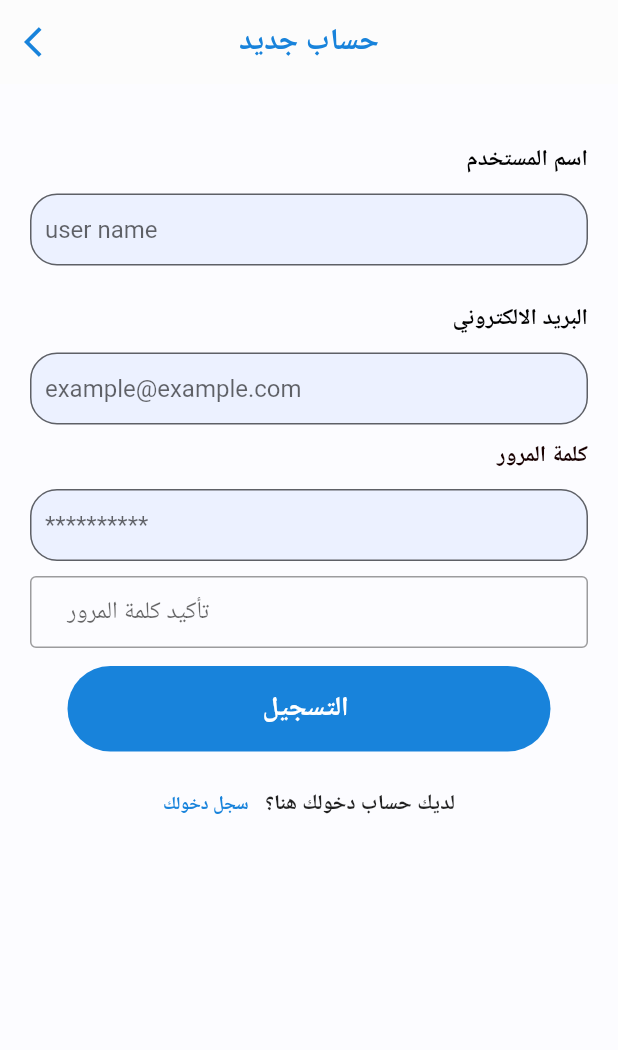
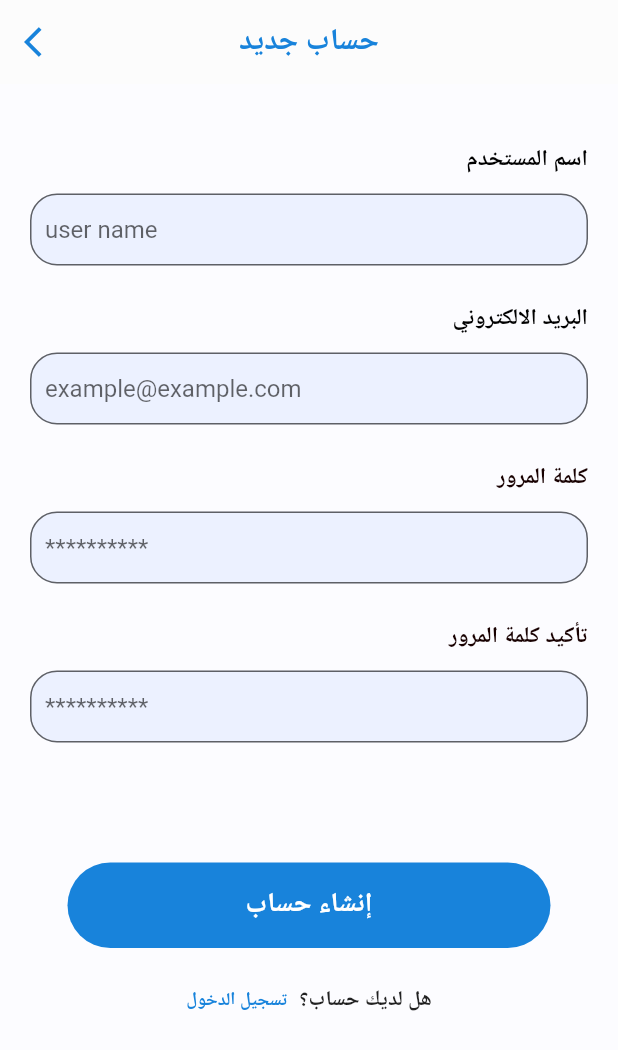
Before and after one commit to ghofran-altajory/alarm_app, a Flutter app: the SignupScreen screen opened directly, on a phone screen of 412 x 824 dp. Shown: the top 1050 px of the screen. Run offline on Flutter 3.47's test engine with Material 3 defaults, Android fonts, the phone set to English and light mode, and no system bars; our stand-ins replace firebase_auth, firebase_core, google_fonts; accounts and stored records are empty; Roboto replaces fonts that are missing (Almarai).

Commit message:
اخر تعديل ف حساب جديد

```diff
--- a/lib/screens/signup_screen.dart
+++ b/lib/screens/signup_screen.dart
@@ -150,7 +150,7 @@ class _SignupScreenState extends State<SignupScreen> {
                               color: Color.fromARGB(255, 221, 15, 15))),
                     ),
                   ),
-                  const SizedBox(height: 10),
+                  const SizedBox(height: 25),
                   //password
                   Row(
                     mainAxisAlignment: MainAxisAlignment.end,
@@ -196,8 +196,26 @@ class _SignupScreenState extends State<SignupScreen> {
                     ),
                   ),
 
-                  const SizedBox(height: 10),
+                  const SizedBox(height: 25),
                   //confim password
+                  Row(
+                    mainAxisAlignment: MainAxisAlignment.end,
+                    children: [
+                      Column(
+                        crossAxisAlignment: CrossAxisAlignment.end,
+                        children: [
+                          Text('تأكيد كلمة المرور',
+                              textAlign: TextAlign.right,
+                              style: GoogleFonts.almarai(
+                                color: const Color.fromARGB(255, 24, 1, 1),
+                                fontWeight: FontWeight.bold,
+                                fontSize: 15,
+                              )),
+                        ],
+                      ),
+                    ],
+                  ),
+                  const SizedBox(height: 13),
                   TextFormField(
                     validator: (value) {
                       if (value!.isEmpty) {
@@ -210,17 +228,25 @@ class _SignupScreenState extends State<SignupScreen> {
 
                       return null;
                     },
-                    controller: confirmpasswordcontroller,
-                    decoration: const InputDecoration(
-                        contentPadding: EdgeInsets.symmetric(horizontal: 25),
-                        border: OutlineInputBorder(
-                            borderSide: BorderSide(
-                                color: Color.fromARGB(255, 221, 15, 15))),
-                        focusedBorder: OutlineInputBorder(
-                            borderSide: BorderSide(color: Colors.blue)),
-                        hintText: "تأكيد كلمة المرور"),
+                    controller: passwordcontroller,
+                    decoration: InputDecoration(
+                      hintText: '**********',
+                      hintStyle: const TextStyle(fontSize: 16),
+                      filled: true,
+                      fillColor: const Color(0xFFECF1FF),
+                      contentPadding:
+                          const EdgeInsets.symmetric(horizontal: 10),
+                      border: OutlineInputBorder(
+                          borderRadius: BorderRadius.circular(18.0),
+                          borderSide: const BorderSide(
+                              color: Color.fromARGB(255, 221, 15, 15))),
+                      focusedBorder: const OutlineInputBorder(
+                          borderSide: BorderSide(
+                              color: Color.fromARGB(255, 221, 15, 15))),
+                    ),
                   ),
-                  const SizedBox(height: 12),
+
+                  const SizedBox(height: 80),
                   //sign in button
                   Padding(
                     padding: const EdgeInsets.symmetric(horizontal: 25),
@@ -256,7 +282,7 @@ class _SignupScreenState extends State<SignupScreen> {
                             borderRadius: BorderRadius.circular(30)),
                         child: Center(
                             child: Text(
-                          'التسجيل ',
+                          'إنشاء حساب',
                           style: GoogleFonts.almarai(
                             color: Colors.white,
                             fontWeight: FontWeight.bold,
@@ -281,7 +307,7 @@ class _SignupScreenState extends State<SignupScreen> {
                                   builder: (context) => const LoginScreen()));
                         },
                         child: Text(
-                          'سجل دخولك ',
+                          'تسجيل الدخول',
                           style: GoogleFonts.almarai(
                               fontSize: 12,
                               color: const Color(0xFF1883DB),
@@ -292,7 +318,7 @@ class _SignupScreenState extends State<SignupScreen> {
                         width: 8,
                       ),
                       Text(
-                        'لديك حساب دخولك هنا؟',
+                        'هل لديك حساب؟',
                         style: GoogleFonts.almarai(fontWeight: FontWeight.bold),
                       ),
                     ],
```
